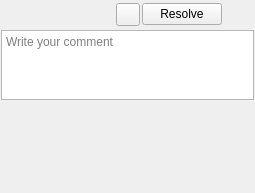
Old version of the form ui/comment_widget.ui in the repository zkovari/plotlyst.
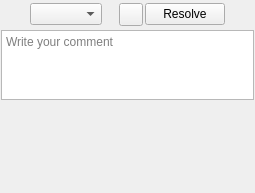
New version of the form.

Commit message: persist and reload comments for scenes

Patch:
```diff
--- a/ui/comment_widget.ui
+++ b/ui/comment_widget.ui
@@ -59,6 +59,9 @@
        </property>
       </widget>
      </item>
+     <item>
+      <widget class="QComboBox" name="cbScene"/>
+     </item>
      <item>
       <spacer name="horizontalSpacer">
        <property name="orientation">
```
The commit also changes 1 other file.
